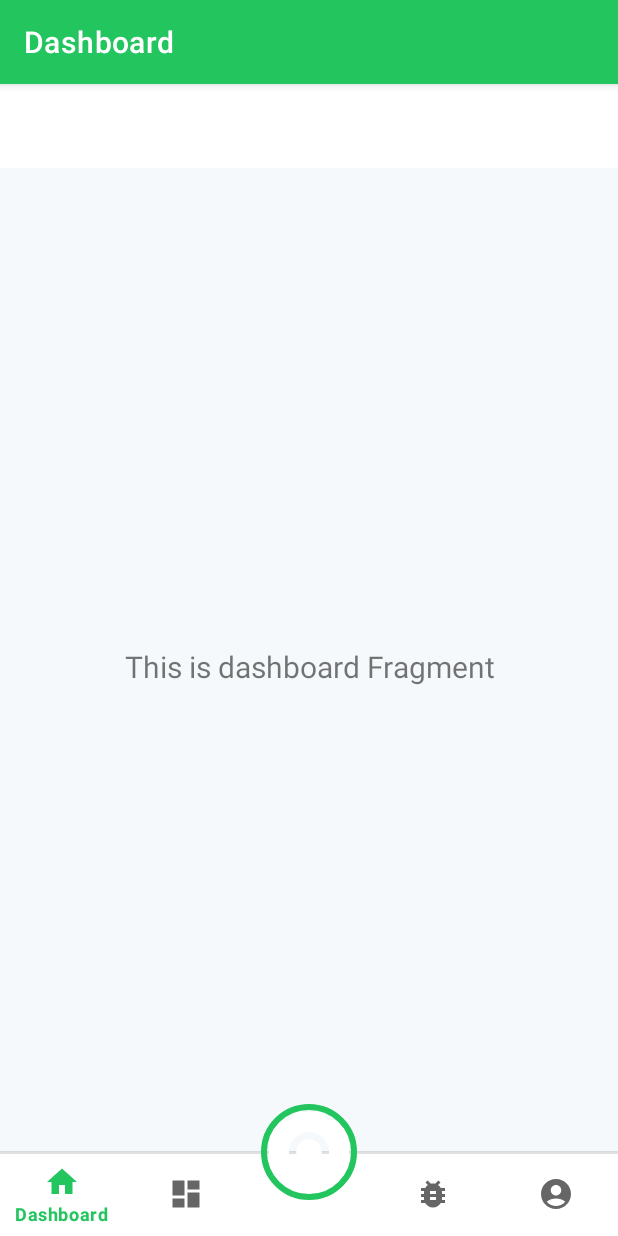
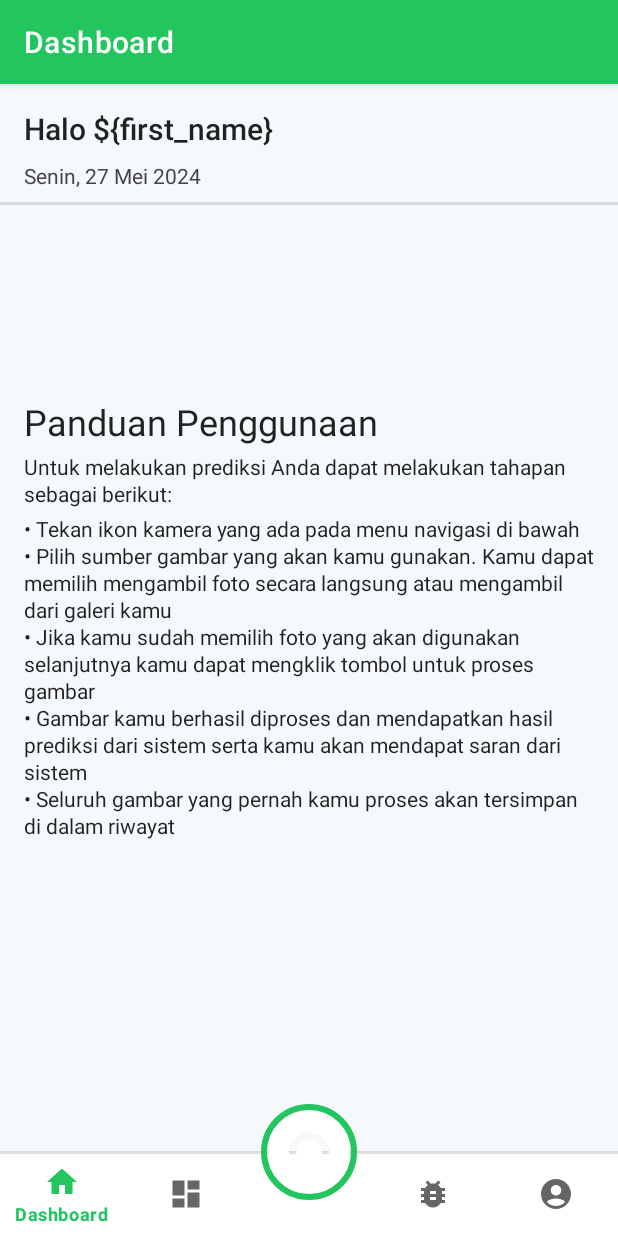
Before and after one commit to C241-PS319/mobile, an Android app: the screen it shows after launch (MainActivity), on a phone screen of 412 x 824 dp. Run offline under Robolectric (Android 15) with nearby library versions, the phone set to English and light mode, and no system bars; our stand-ins replace CircleImageView, navigation-ui.

Commit message:
feat: styling dashboard page

```diff
--- a/app/src/main/java/com/c241ps319/patera/ui/dashboard/DashboardViewModel.kt
+++ b/app/src/main/java/com/c241ps319/patera/ui/dashboard/DashboardViewModel.kt
@@ -7,7 +7,7 @@ import androidx.lifecycle.ViewModel
 class DashboardViewModel : ViewModel() {
 
     private val _text = MutableLiveData<String>().apply {
-        value = "This is dashboard Fragment"
+        value = " "
     }
     val text: LiveData<String> = _text
 }
--- a/app/src/main/res/layout/activity_main.xml
+++ b/app/src/main/res/layout/activity_main.xml
@@ -4,8 +4,7 @@
     xmlns:tools="http://schemas.android.com/tools"
     android:id="@+id/container"
     android:layout_width="match_parent"
-    android:layout_height="match_parent"
-    android:paddingTop="?attr/actionBarSize">
+    android:layout_height="match_parent">
 
     <com.google.android.material.bottomnavigation.BottomNavigationView
         android:id="@+id/nav_view"
--- a/app/src/main/res/layout/fragment_dashboard.xml
+++ b/app/src/main/res/layout/fragment_dashboard.xml
@@ -7,16 +7,97 @@
     tools:context=".ui.dashboard.DashboardFragment">
 
     <TextView
+        android:id="@+id/halo_nama"
+        android:layout_width="match_parent"
+        android:layout_height="wrap_content"
+        android:layout_marginTop="16dp"
+        android:layout_marginStart="16dp"
+        android:gravity="center_vertical"
+        android:text="@string/halo_nama"
+        style="@style/TextAppearance.AppCompat.Title"
+        android:textAppearance="@style/halo_nama"
+        app:layout_constraintStart_toStartOf="parent"
+        app:layout_constraintTop_toTopOf="parent" />
+
+    <TextView
+        android:id="@+id/dashboard_date"
+        android:layout_width="wrap_content"
+        android:layout_height="wrap_content"
+        android:layout_marginTop="8dp"
+        android:gravity="center_vertical"
+        android:lineSpacingExtra="-2sp"
+        android:text="@string/dashboard_date"
+        android:textAppearance="@style/dashboard_date"
+        app:layout_constraintStart_toStartOf="@+id/halo_nama"
+        app:layout_constraintTop_toBottomOf="@+id/halo_nama" />
+
+    <com.google.android.material.divider.MaterialDivider
+        android:id="@+id/materialDivider"
+        android:layout_width="match_parent"
+        android:layout_height="2dp"
+        android:layout_marginTop="8dp"
+        app:layout_constraintBottom_toTopOf="@id/nav_view"
+        app:layout_constraintStart_toStartOf="parent"
+        app:layout_constraintTop_toBottomOf="@+id/dashboard_date" />
+
+    <TextView
+        android:id="@+id/panduan_pen"
+        android:layout_width="wrap_content"
+        android:layout_height="wrap_content"
+        android:layout_marginTop="128dp"
+        android:gravity="center_vertical"
+        android:lineSpacingExtra="-2sp"
+        android:lineHeight="20sp"
+        style="@style/TextAppearance.AppCompat.Headline"
+        android:text="@string/panduan_pen"
+        android:textAppearance="@style/panduan_pen"
+        app:layout_constraintStart_toStartOf="@+id/dashboard_date"
+        app:layout_constraintTop_toBottomOf="@+id/materialDivider" />
+
+    <TextView
+        android:id="@+id/untuk_melak"
+        android:layout_width="match_parent"
+        android:layout_height="wrap_content"
+        android:layout_marginStart="16dp"
+        android:layout_marginEnd="16dp"
+        android:layout_marginTop="4dp"
+        android:gravity="center_vertical"
+        android:lineSpacingExtra="2sp"
+        style="@style/TextAppearance.AppCompat.Body1"
+        android:text="@string/untuk_melak"
+        android:textAppearance="@style/untuk_melak"
+        app:layout_constraintStart_toStartOf="@+id/panduan_pen"
+        app:layout_constraintTop_toBottomOf="@+id/panduan_pen" />
+
+    <TextView
+        android:id="@+id/tekan_ikon_"
+        android:layout_width="match_parent"
+        android:layout_height="wrap_content"
+        android:layout_marginTop="4dp"
+        android:layout_marginStart="16dp"
+        android:layout_marginEnd="16dp"
+        android:gravity="center_vertical"
+        android:lineSpacingExtra="2sp"
+        android:lineHeight="18sp"
+        style="@style/TextAppearance.AppCompat.Body1"
+        android:text="@string/tekan_ikon_"
+        android:textAppearance="@style/tekan_ikon_"
+        app:layout_constraintStart_toStartOf="@+id/dashboard_date"
+        app:layout_constraintTop_toBottomOf="@+id/untuk_melak"
+        />
+
+    <TextView
         android:id="@+id/text_dashboard"
         android:layout_width="match_parent"
         android:layout_height="wrap_content"
         android:layout_marginStart="8dp"
-        android:layout_marginTop="8dp"
         android:layout_marginEnd="8dp"
         android:textAlignment="center"
         android:textSize="20sp"
         app:layout_constraintBottom_toBottomOf="parent"
         app:layout_constraintEnd_toEndOf="parent"
+        app:layout_constraintHorizontal_bias="0.0"
         app:layout_constraintStart_toStartOf="parent"
-        app:layout_constraintTop_toTopOf="parent" />
+        app:layout_constraintTop_toBottomOf="@+id/dashboard_date"
+        app:layout_constraintVertical_bias="0.831" />
 </androidx.constraintlayout.widget.ConstraintLayout>
```
